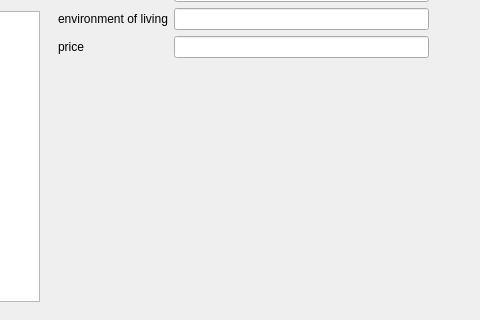
First picture: the form in manageanimalwindow.ui, repository CRM2017/cuACS, before the edit; both pictures show x 301 to 781 and y 319 to 639 of the 1125 by 639 pixel window.
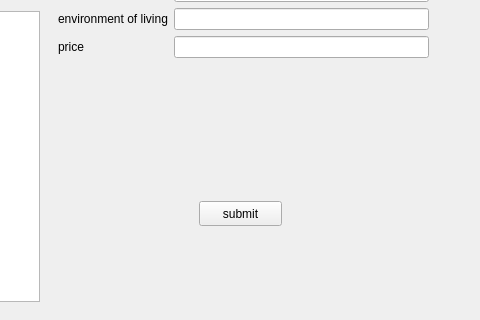
Second picture: the form after the edit.

What changed in the file:
```diff
--- a/manageanimalwindow.ui
+++ b/manageanimalwindow.ui
@@ -320,6 +320,19 @@
     </item>
    </layout>
   </widget>
+  <widget class="QPushButton" name="submitButton">
+   <property name="geometry">
+    <rect>
+     <x>500</x>
+     <y>520</y>
+     <width>83</width>
+     <height>25</height>
+    </rect>
+   </property>
+   <property name="text">
+    <string>submit</string>
+   </property>
+  </widget>
  </widget>
  <resources/>
  <connections>
```
